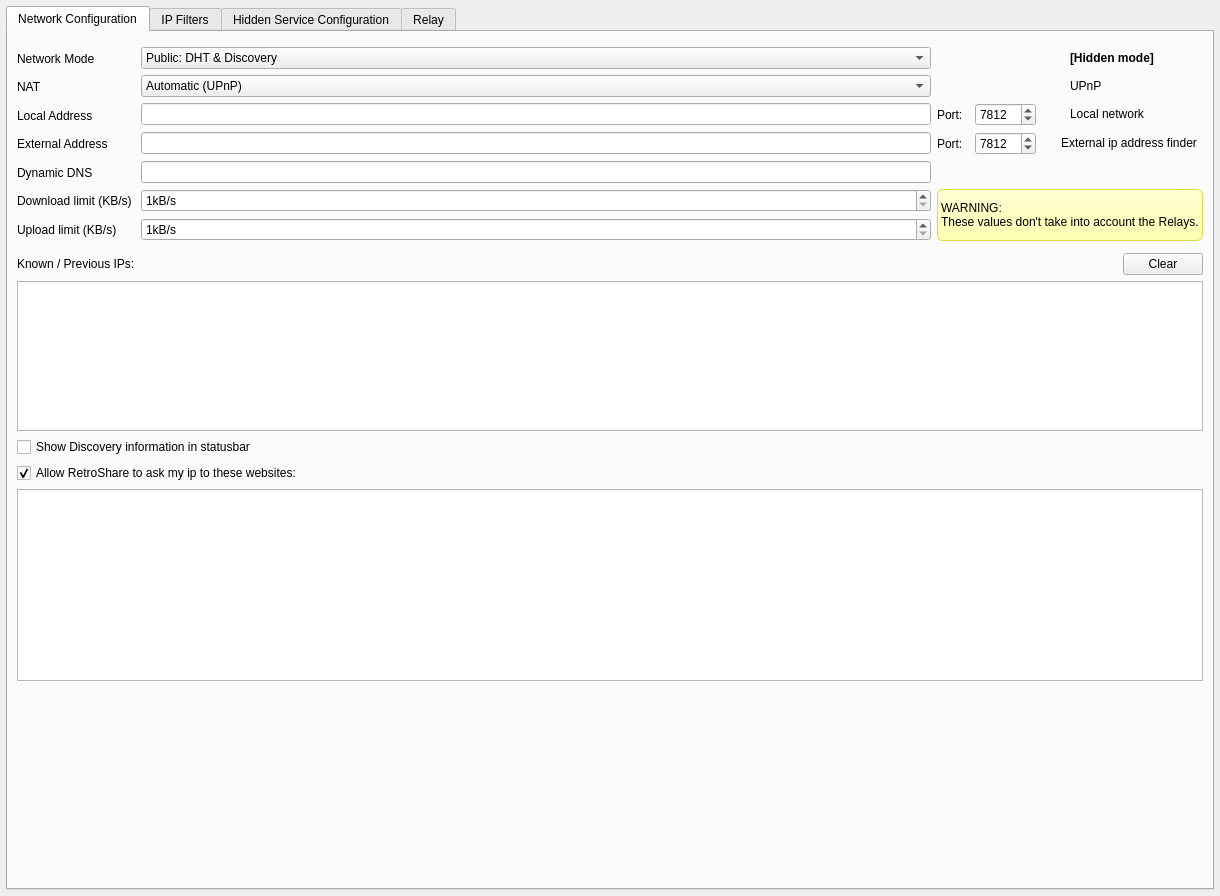
Above: retroshare-gui/src/gui/settings/ServerPage.ui from RetroShare/RetroShare before the change. Below: the same form after it.
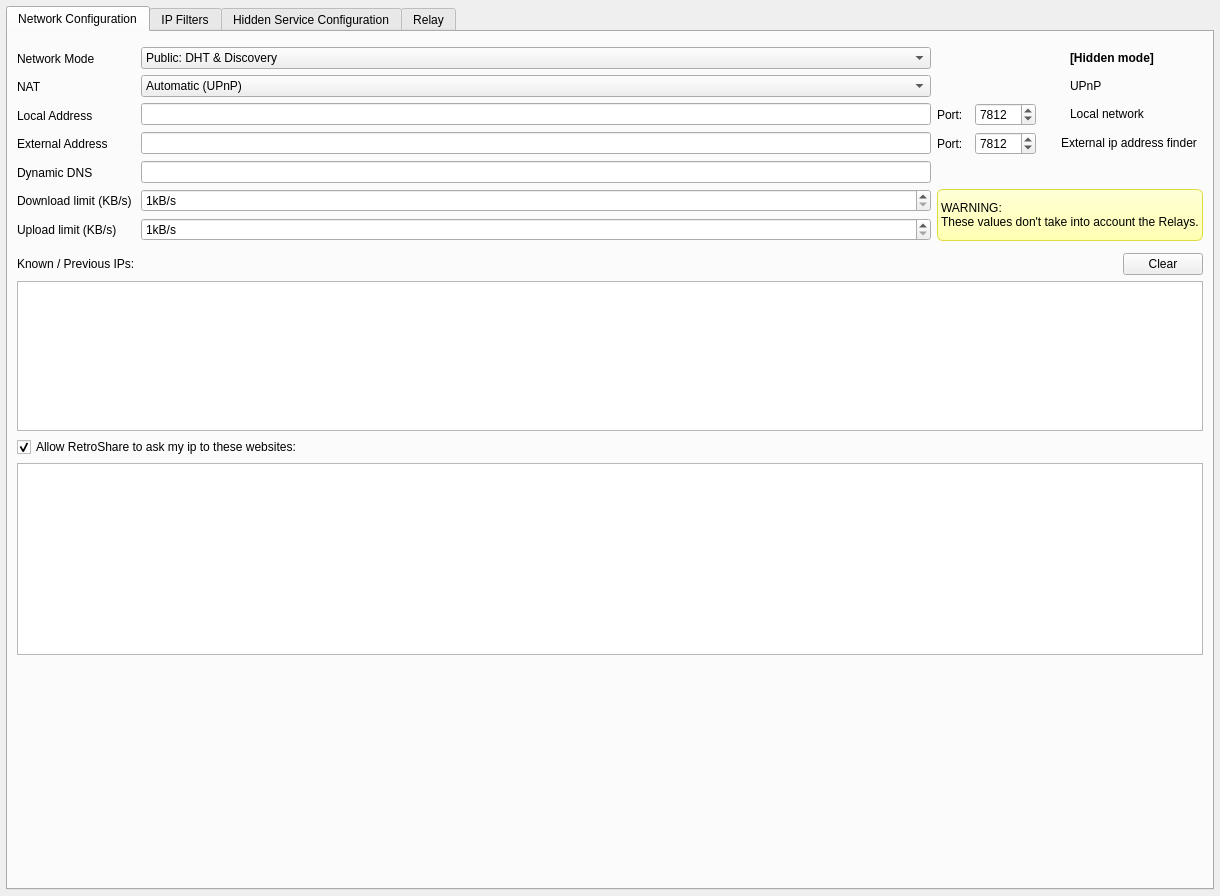
That is the form after the change. Icons and pictures are not drawn.

Commit message: removed show discovery checkbox from network options, it is in appearance now

What changed in the file:
```diff
--- a/retroshare-gui/src/gui/settings/ServerPage.ui
+++ b/retroshare-gui/src/gui/settings/ServerPage.ui
@@ -482,13 +482,6 @@
         </widget>
        </item>
        <item row="3" column="0">
-        <widget class="QCheckBox" name="showDiscStatusBar">
-         <property name="text">
-          <string>Show Discovery information in statusbar</string>
-         </property>
-        </widget>
-       </item>
-       <item row="4" column="0">
         <widget class="QCheckBox" name="allowIpDeterminationCB">
          <property name="toolTip">
           <string>If you uncheck this, RetroShare can only determine your IP 
@@ -504,7 +497,7 @@
          </property>
         </widget>
        </item>
-       <item row="5" column="0">
+       <item row="4" column="0">
         <widget class="QListWidget" name="IPServersLV">
          <property name="sizePolicy">
           <sizepolicy hsizetype="Expanding" vsizetype="Maximum">
@@ -517,7 +510,7 @@
          </property>
         </widget>
        </item>
-       <item row="6" column="0">
+       <item row="5" column="0">
         <spacer name="tabNetConfVSpacer">
          <property name="orientation">
           <enum>Qt::Vertical</enum>
```
Left out of the diff: 2 changed lines with no effect on the pictures. The commit also changes 2 other files.
